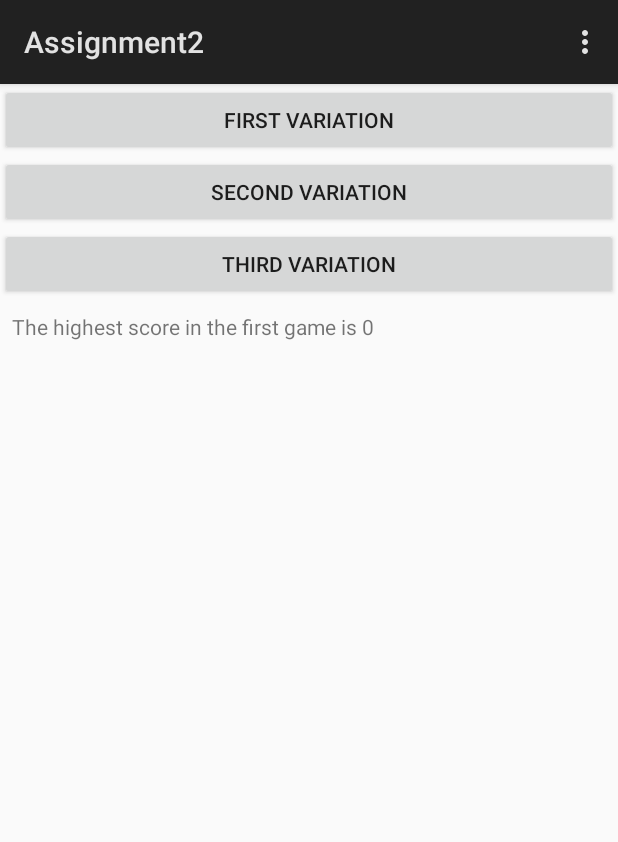
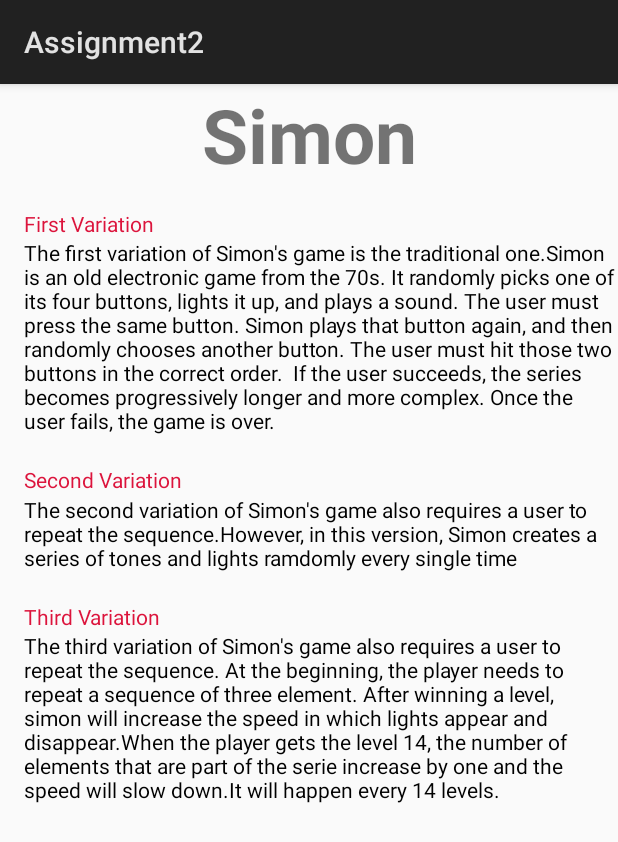
Before and after one commit to ClaudiaLidia/SimonGame, an Android app: the screen it shows after launch (MainActivity before the commit, Rules after it), in the options menu, after a tap on "Simon's Rules", on a phone screen of 412 x 824 dp. Shown: the top 842 px of the screen. Run offline under Robolectric (Android 15) with nearby library versions, the phone set to English and light mode, and no system bars.

Commit message:
Update of the rules activity

```diff
--- a/app/src/main/AndroidManifest.xml
+++ b/app/src/main/AndroidManifest.xml
@@ -20,6 +20,7 @@
         <activity android:name=".Secondv"/>
         <activity android:name=".Thirdv"/>
         <activity android:name=".Aboutus"/>
+        <activity android:name=".Rules"/>
     </application>
 
 </manifest>
--- a/app/src/main/java/com/yanes/assignment2/Aboutus.java
+++ b/app/src/main/java/com/yanes/assignment2/Aboutus.java
@@ -4,8 +4,10 @@ import android.app.Activity;
 import android.os.Bundle;
 
 /**
- * Created by LidiayClaudia on 12/03/2018.
- */
+ * Claudia and Lidia Yanes Garcia
+ * Assignment 22
+ * CSCI 4020
+ **/
 
 public class Aboutus extends Activity {
     protected void onCreate(final Bundle savedInstanceState) {
--- a/app/src/main/java/com/yanes/assignment2/Rules.java
+++ b/app/src/main/java/com/yanes/assignment2/Rules.java
@@ -1,8 +1,35 @@
 package com.yanes.assignment2;
 
+import android.app.Activity;
+import android.os.Bundle;
+import android.widget.TextView;
+
 /**
- * Created by LidiayClaudia on 12/03/2018.
- */
+ * Claudia and Lidia Yanes Garcia
+ * Assignment 22
+ * CSCI 4020
+ **/
 
-public class Rules {
+public class Rules extends Activity {
+    @Override
+    protected void onCreate(Bundle savedInstanceState) {
+        super.onCreate(savedInstanceState);
+        setContentView(R.layout.activity_rules);
+        TextView tv1 = (TextView)findViewById(R.id.tvinfo1);
+        tv1.setText("The first variation of Simon's game is the traditional one."+
+                "Simon is an old electronic game from the 70s. It randomly picks one of its four buttons, lights it up, and plays a sound. " +
+                "The user must press the same button. Simon plays that button again, and then randomly chooses another button. " +
+                "The user must hit those two buttons in the correct order. " +
+                " If the user succeeds, the series becomes progressively longer and more complex. Once the user fails, the game is over."
+        );
+        TextView tv2 = (TextView)findViewById(R.id.tvinfo2);
+        tv2.setText("The second variation of Simon's game also requires a user to repeat the sequence." +
+                "However, in this version, Simon creates a series of tones and lights ramdomly every single time");
+        TextView tv3 = (TextView)findViewById(R.id.tvinfo3);
+        tv3.setText("The third variation of Simon's game also requires a user to repeat the sequence. "+
+                "At the beginning, the player needs to repeat a sequence of three element. " +
+                "After winning a level, simon will increase the speed in which lights appear and disappear." +
+                "When the player gets the level 14, the number of elements that are part of the serie increase by one and the speed will slow down." +
+                "It will happen every 14 levels.");
+    }
 }
--- a/app/src/main/res/layout/activity_rules.xml
+++ b/app/src/main/res/layout/activity_rules.xml
@@ -1,6 +1,79 @@
 <?xml version="1.0" encoding="utf-8"?>
-<android.support.constraint.ConstraintLayout
-    xmlns:android="http://schemas.android.com/apk/res/android" android:layout_width="match_parent"
+<android.support.constraint.ConstraintLayout xmlns:android="http://schemas.android.com/apk/res/android"
+    xmlns:app="http://schemas.android.com/apk/res-auto"
+    android:layout_width="match_parent"
     android:layout_height="match_parent">
+    <TextView
+        android:id="@+id/tvtitle"
+        android:layout_width="match_parent"
+        android:layout_height="wrap_content"
+        android:text="Simon"
+        android:textAlignment="center"
+        android:textSize="50sp"
+        android:textStyle="bold"
+        app:layout_constraintStart_toStartOf="parent"
+        app:layout_constraintTop_toTopOf="parent" />
+
+    <TextView
+        android:id="@+id/tvt1"
+        android:layout_width="match_parent"
+        android:layout_height="wrap_content"
+        android:layout_marginStart="16dp"
+        android:layout_marginTop="16dp"
+        android:text="First Variation"
+        app:layout_constraintStart_toStartOf="parent"
+        app:layout_constraintTop_toBottomOf="@+id/tvtitle"
+        android:textColor="#DC143C"/>
+
+    <TextView
+        android:id="@+id/tvinfo1"
+        android:textColor="#000"
+        android:layout_width="match_parent"
+        android:layout_height="wrap_content"
+        android:layout_marginStart="16dp"
+        app:layout_constraintStart_toStartOf="parent"
+        app:layout_constraintTop_toBottomOf="@+id/tvt1" />
+
+    <TextView
+        android:id="@+id/tvt2"
+        android:layout_width="match_parent"
+        android:layout_height="20dp"
+        android:layout_marginStart="16dp"
+        android:layout_marginTop="20dp"
+        android:text="Second Variation"
+        app:layout_constraintStart_toStartOf="parent"
+        app:layout_constraintTop_toBottomOf="@+id/tvinfo1"
+        android:textColor="#DC143C"
+        />
+
+    <TextView
+        android:id="@+id/tvinfo2"
+        android:layout_width="match_parent"
+        android:layout_height="wrap_content"
+        android:textColor="#000"
+        android:layout_marginStart="16dp"
+        app:layout_constraintStart_toStartOf="parent"
+        app:layout_constraintTop_toBottomOf="@+id/tvt2" />
+
+    <TextView
+        android:id="@+id/tvt3"
+        android:layout_width="match_parent"
+        android:layout_height="wrap_content"
+        android:layout_marginStart="16dp"
+        android:layout_marginTop="20dp"
+        android:text="Third Variation"
+        app:layout_constraintStart_toStartOf="parent"
+        app:layout_constraintTop_toBottomOf="@+id/tvinfo2"
+        android:textColor="#DC143C"
+        />
+
+    <TextView
+        android:id="@+id/tvinfo3"
+        android:textColor="#000"
+        android:layout_width="match_parent"
+        android:layout_height="wrap_content"
+        android:layout_marginStart="16dp"
+        app:layout_constraintStart_toStartOf="parent"
+        app:layout_constraintTop_toBottomOf="@+id/tvt3" />
 
 </android.support.constraint.ConstraintLayout>
```
